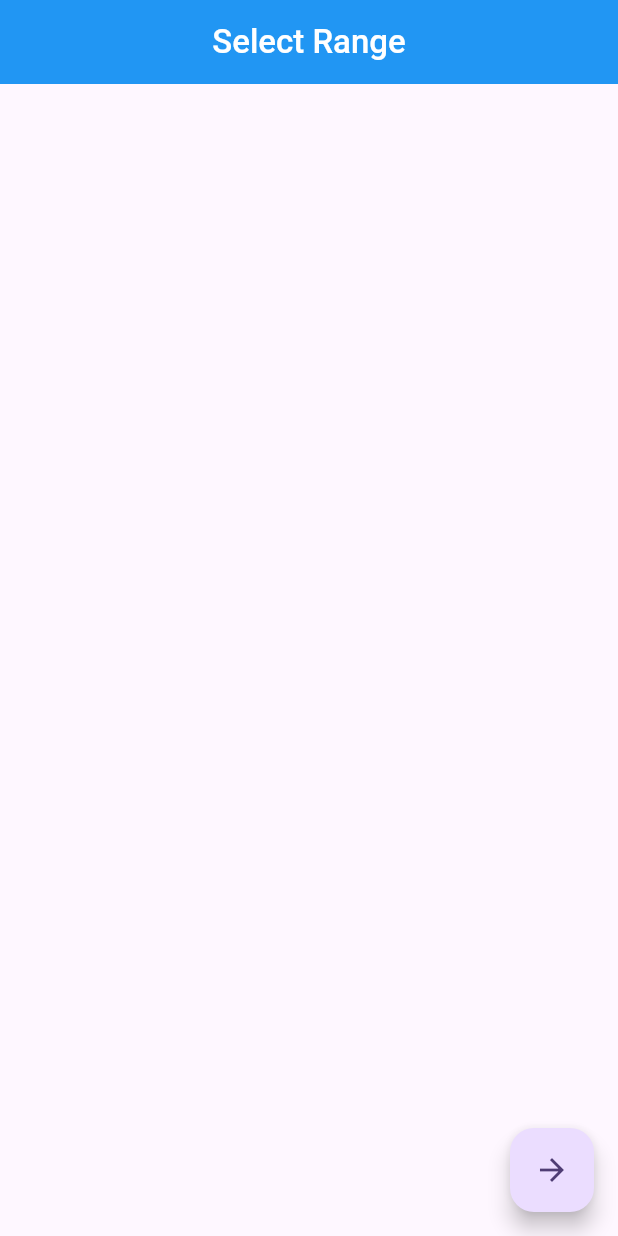
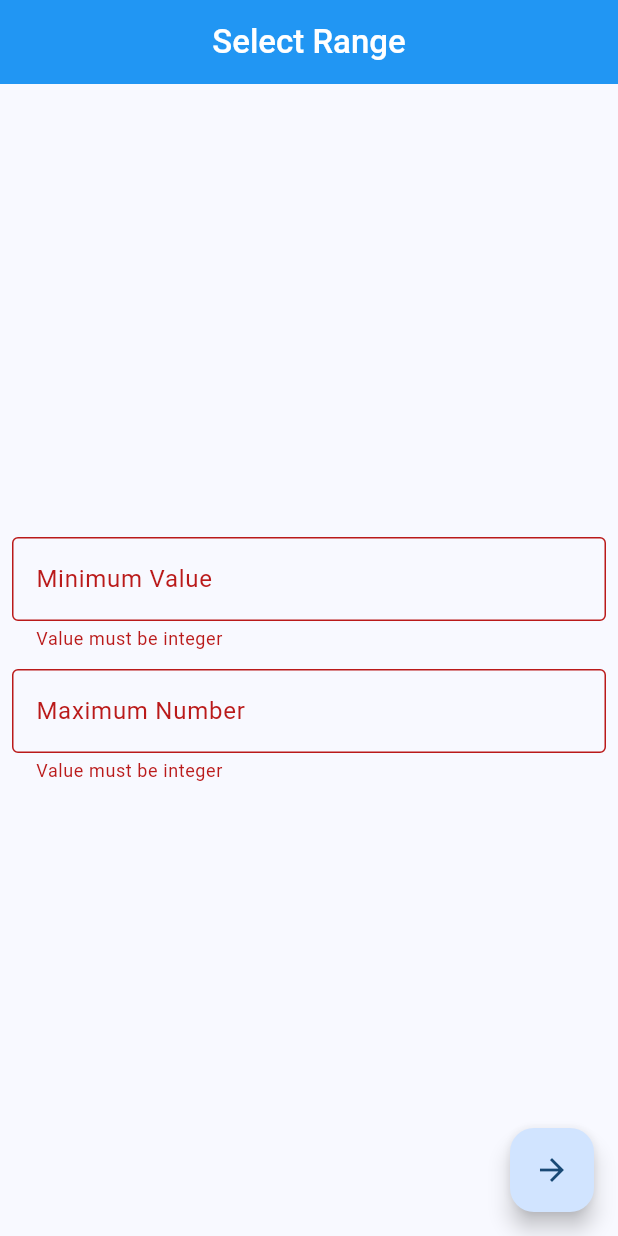
Before and after one commit to khantseithu/randomizer, a Flutter app: the screen it shows after launch, after a tap on the "arrow forward" icon, on a phone screen of 412 x 824 dp. Run offline on Flutter 3.47's test engine with Material 3 defaults, Android fonts, the phone set to English and light mode, and no system bars.

Commit message:
feat: validations and save

```diff
--- a/lib/main.dart
+++ b/lib/main.dart
@@ -29,7 +29,7 @@ class MyApp extends StatelessWidget {
         //
         // This works for code too, not just values: Most code changes can be
         // tested with just a hot reload.
-        colorScheme: ColorScheme.fromSeed(seedColor: Colors.deepPurple),
+        colorScheme: ColorScheme.fromSeed(seedColor: Colors.blue),
         useMaterial3: true,
       ),
       home: const RangeSelectorPage(),
--- a/lib/range_selector_page.dart
+++ b/lib/range_selector_page.dart
@@ -8,6 +8,19 @@ class RangeSelectorPage extends StatefulWidget {
 }
 
 class _RangeSelectorPageState extends State<RangeSelectorPage> {
+  final GlobalKey<FormState> _formKey = GlobalKey<FormState>();
+  int _min = 0;
+  int _max = 0;
+
+  void _submitForm() {
+    if (_formKey.currentState?.validate() == true) {
+      // Validation passed, save the values and navigate
+      _formKey.currentState?.save();
+      // TODO: Navigate to generate number page or perform any other action
+      print('Min: $_min, Max: $_max');
+    }
+  }
+
   @override
   Widget build(BuildContext context) {
     return Scaffold(
@@ -23,15 +36,64 @@ class _RangeSelectorPageState extends State<RangeSelectorPage> {
         backgroundColor: Colors.blue,
       ),
       body: Form(
-        child: Container(),
+        key: _formKey,
+        child: Padding(
+          padding: const EdgeInsets.all(8.0),
+          child: Column(
+            mainAxisAlignment: MainAxisAlignment.center,
+            children: [
+              RangeSelectorTextFormField(
+                labelText: "Minimum Value",
+                onSave: (value) => _min = value,
+              ),
+              const SizedBox(
+                height: 12,
+              ),
+              RangeSelectorTextFormField(
+                labelText: "Maximum Number",
+                onSave: (value) => _max = value,
+              )
+            ],
+          ),
+        ),
       ),
       floatingActionButton: FloatingActionButton(
         child: const Icon(Icons.arrow_forward),
         onPressed: () {
-          // TODO: Validate the form
+          _submitForm();
           // TODO: Navigate to generate number page
         },
       ),
     );
   }
 }
+
+class RangeSelectorTextFormField extends StatelessWidget {
+  const RangeSelectorTextFormField({
+    super.key,
+    required this.labelText,
+    required this.onSave,
+  });
+
+  final String labelText;
+  final void Function(int value) onSave;
+
+  @override
+  Widget build(BuildContext context) {
+    return TextFormField(
+      keyboardType: TextInputType.number,
+      decoration: InputDecoration(
+        labelText: labelText,
+        border: const OutlineInputBorder(),
+      ),
+      validator: (value) {
+        if (value == null || int.tryParse(value) == null) {
+          return "Value must be integer";
+        } else {
+          return null;
+        }
+      },
+      onSaved: (newValue) => onSave(int.parse(newValue ?? "")),
+    );
+  }
+}
```
